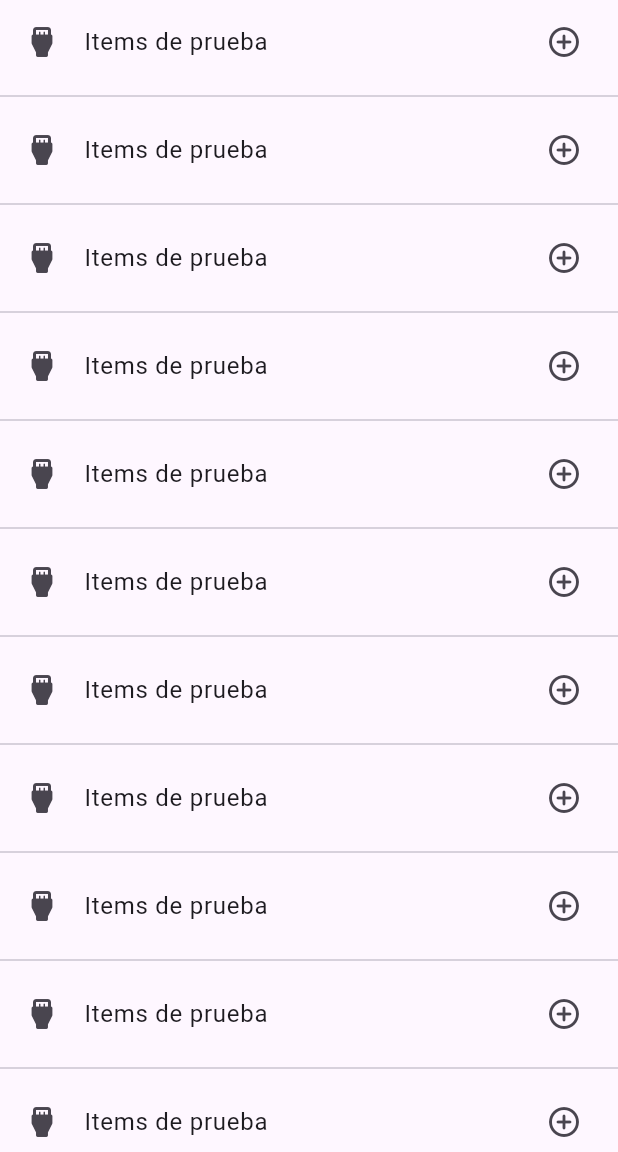
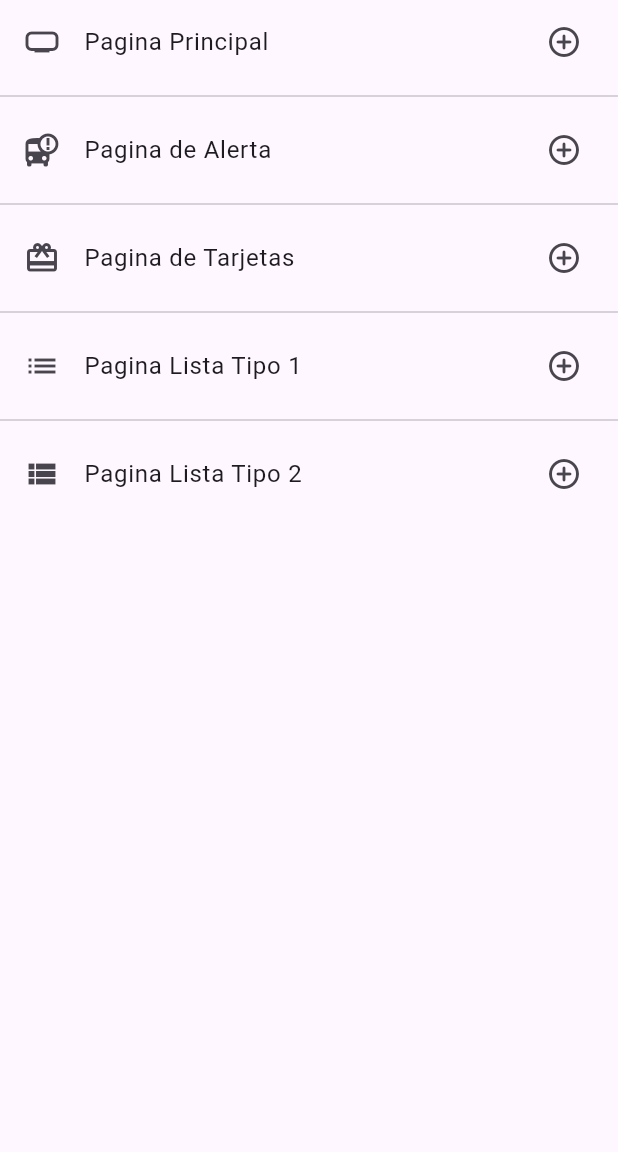
Before and after one commit to Odenfis/flutter_componentes, a Flutter app: the screen it shows after launch, on a phone screen of 412 x 824 dp, the part 84-1236 px from its top. Run offline on Flutter 3.47's test engine with Material 3 defaults, Android fonts, the phone set to English and light mode, and no system bars.

Commit message:
mie15-1158

```diff
--- a/lib/main.dart
+++ b/lib/main.dart
@@ -13,7 +13,7 @@ class MyApp extends StatelessWidget {
       title: 'Material App',
       //home: HomeScreen(),
       initialRoute: AppRoutes.initialRoute,
-      routes: AppRoutes.routes,
+      routes: AppRoutes.getAppRoutes(),
       onGenerateRoute: AppRoutes.onGenerateRoute
     );
   }
--- /dev/null
+++ b/lib/models/menu_option.dart
@@ -0,0 +1,14 @@
+import 'package:flutter/material.dart';
+
+class MenuOption{
+  final String route;
+  final IconData icon;
+  final String name;
+  final Widget screen;
+
+  MenuOption({
+    required this.route,
+    required this.icon,
+    required this.name,
+    required this.screen});
+}
--- /dev/null
+++ b/lib/models/models.dart
@@ -0,0 +1 @@
+export 'package:fl_componentes/models/menu_option.dart';
--- a/lib/router/app_routes.dart
+++ b/lib/router/app_routes.dart
@@ -1,15 +1,40 @@
+import 'package:fl_componentes/models/models.dart';
 import 'package:fl_componentes/screens/screens.dart';
 import 'package:flutter/material.dart';
 
 class AppRoutes{
   static const initialRoute = 'home';
+
+  static final menuOptions = <MenuOption>[
+    MenuOption(route: 'home', icon: Icons.home_max, name: 'Pagina Principal', screen: HomeScreen()),
+    MenuOption(route: 'alert', icon: Icons.bus_alert, name: 'Pagina de Alerta', screen: AlertScreen()),
+    MenuOption(route: 'card', icon: Icons.card_giftcard, name: 'Pagina de Tarjetas', screen: CardScreen()),
+    MenuOption(route: 'listview1', icon: Icons.list, name: 'Pagina Lista Tipo 1', screen: ListView1Screen()),
+    MenuOption(route: 'listview2', icon: Icons.view_list, name: 'Pagina Lista Tipo 2', screen: ListView2Screen()),
+  ];
+
+  static Map<String, Widget Function(BuildContext)> getAppRoutes(){
+    Map<String, Widget Function(BuildContext)> appRoutes = {};
+      for (final opciones in menuOptions){
+        appRoutes.addAll({opciones.route: (BuildContext context) => opciones.screen});
+      }
+      return appRoutes;
+  }
+
+
+
+
+
+
+
+  /*
   static Map<String, Widget Function(BuildContext)> routes = {
     'home' : (BuildContext context) => HomeScreen(),
     'listview1' : (BuildContext context) => ListView1Screen(),
     'listview2' : (BuildContext context) => ListView2Screen(),
     'card' : (BuildContext context) => CardScreen(),
     'alert' : (BuildContext context) => AlertScreen()
-  };
+  };*/
   static Route<dynamic> onGenerateRoute(RouteSettings settings){
     return MaterialPageRoute(
       builder:(context) => AlertScreen(),
--- a/lib/screens/home_screen.dart
+++ b/lib/screens/home_screen.dart
@@ -1,4 +1,5 @@
 //import 'package:fl_componentes/screens/screens.dart';
+import 'package:fl_componentes/router/app_routes.dart';
 import 'package:flutter/material.dart';
 
 class HomeScreen extends StatelessWidget {
@@ -20,17 +21,17 @@ class HomeScreen extends StatelessWidget {
       ),
     body: ListView.separated(
       itemBuilder:(context, index) => ListTile(
-        leading: Icon(Icons.settings_input_hdmi_rounded),
-        title: Text('Items de prueba'),
+        leading: Icon(AppRoutes.menuOptions[index].icon),
+        title: Text(AppRoutes.menuOptions[index].name),
         trailing: Icon(Icons.add_circle_outline_rounded),
         onTap: (){
           //final route = MaterialPageRoute(builder:(context) => AlertScreen());
           //Navigator.push(context, route);
-          Navigator.pushNamed(context, 'tarjeta');
+          Navigator.pushNamed(context, AppRoutes.menuOptions[index].route);
         },
       ),
       separatorBuilder:(context, index) => Divider(),
-      itemCount: 20),
+      itemCount: AppRoutes.menuOptions.length),
     );
   }
 }
```
